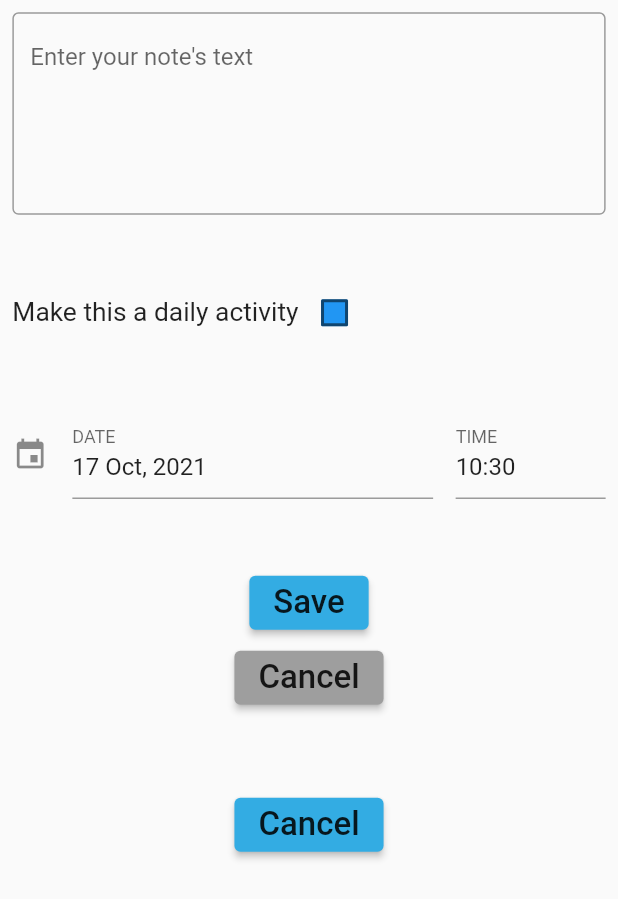
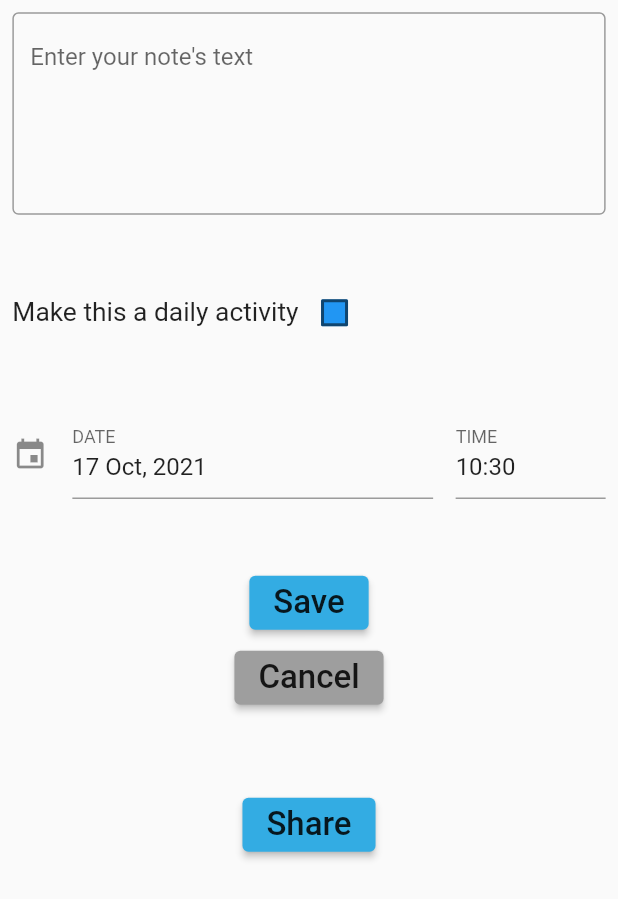
Before and after one commit to umgc/fall2021, a Flutter app: the SaveNote screen opened directly, on a phone screen of 412 x 824 dp. Shown: the top 899 px of the screen. Run offline on Flutter 3.47's test engine with Material 2 defaults, Android fonts, the phone set to English and light mode, and no system bars; drawn by our look-alikes of date_time_picker; our stand-ins replace avatar_glow, chat_bubbles, chewie, file, flutter_local_notifications, flutter_mobx and 13 more; missing offline and left inert: amazon_cognito_identity_dart_2, dart:ffi, device_info_plus_web, encrypt, flutter_search_bar, shared_preferences_web and 1 more; generated files the repository leaves out were written again.

Commit message:
use share

```diff
--- a/lib/Screens/Note/SaveNote.dart
+++ b/lib/Screens/Note/SaveNote.dart
@@ -233,7 +233,7 @@ class _SaveNoteState extends State<SaveNote> {
                         Share.share(noteObserver.currNoteForDetails!.text);
                       },
                       child: Text(
-                        I18n.of(context)!.cancel,
+                        I18n.of(context)!.share,
                         style: Theme.of(context).textTheme.bodyText1,
                       ),
                     ),
```
